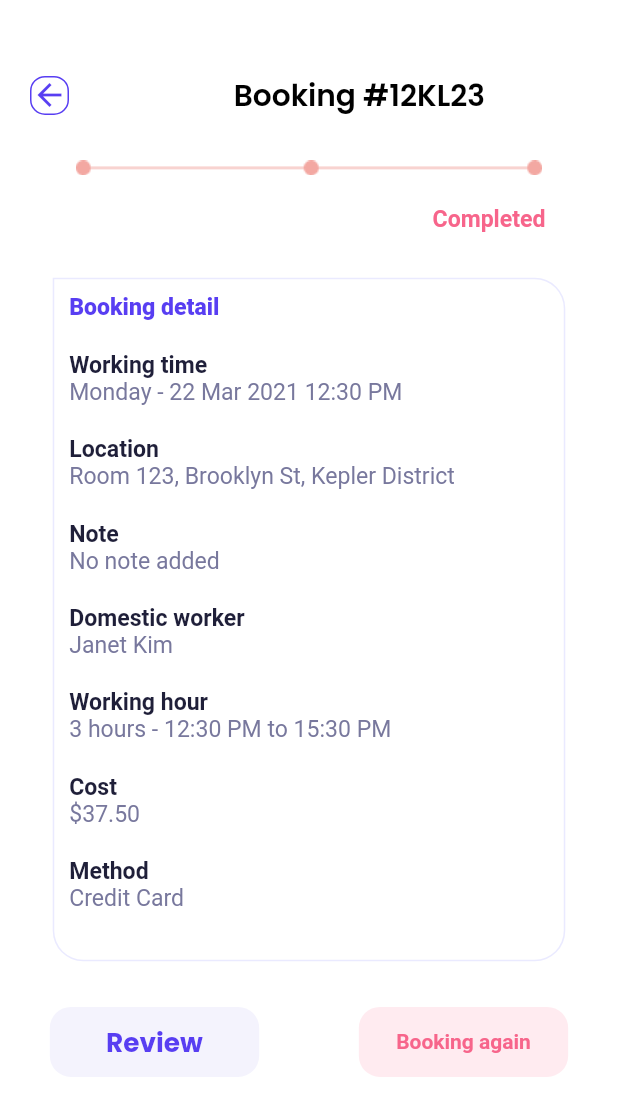
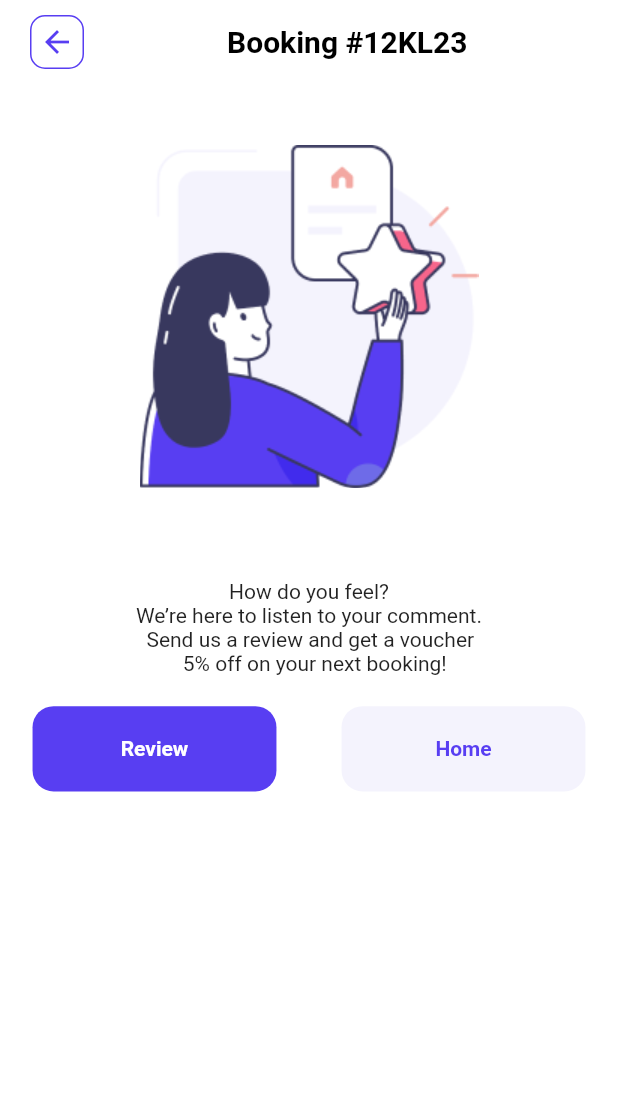
Before and after one commit to ikramakro/AntonxServicesApp, a Flutter app: the CompletedScreen screen opened directly, after a tap on "Review", on a phone screen of 412 x 824 dp. Shown: the top 1116 px of the screen. Run offline on Flutter 3.47's test engine with Material 2 defaults, Android fonts, the phone set to English and light mode, and no system bars; our stand-ins replace carousel_slider, cloud_firestore, device_info, dio, file_picker, firebase_core and 13 more; missing offline and left inert: heic_to_jpg; accounts and stored records are empty.

Commit message:
Review Screen

```diff
--- /dev/null
+++ b/lib/ui/screens/Review Screen/asking_for_review_screen.dart
@@ -0,0 +1,101 @@
+// ignore_for_file: file_names
+
+import 'package:flutter/material.dart';
+import 'package:flutter_antonx_boilerplate/core/constants/colors.dart';
+import 'package:flutter_antonx_boilerplate/ui/custom_widgets/custom_button.dart';
+import 'package:flutter_antonx_boilerplate/ui/custom_widgets/custom_text.dart';
+import 'package:flutter_antonx_boilerplate/ui/screens/Review%20Screen/reviewscreen.dart';
+
+import 'package:flutter_screenutil/flutter_screenutil.dart';
+import 'package:get/get.dart';
+
+class AskingForReviewScreen extends StatelessWidget {
+  const AskingForReviewScreen({Key? key}) : super(key: key);
+
+  @override
+  Widget build(BuildContext context) {
+    return Scaffold(
+      backgroundColor: Colors.white,
+      appBar: AppBar(
+        leading: Padding(
+          padding: const EdgeInsets.only(left: 20, top: 10, bottom: 10),
+          child: Container(
+            decoration: BoxDecoration(
+                border: Border.all(color: kprimaryColor),
+                borderRadius: BorderRadius.circular(10)),
+            child: const Icon(
+              Icons.arrow_back_sharp,
+              color: kprimaryColor,
+            ),
+          ),
+        ),
+        title: const Center(
+          child: Text(
+            'Booking #12KL23 ',
+            style: TextStyle(color: Colors.black, fontWeight: FontWeight.bold),
+          ),
+        ),
+        backgroundColor: Colors.white,
+        elevation: 0,
+      ),
+      body: Column(
+        children: [
+          Padding(
+            padding: EdgeInsets.symmetric(vertical: 40.h, horizontal: 75.w),
+            child: Image.asset('Assets/Images/review.png'),
+          ),
+          SizedBox(
+            height: 20.h,
+          ),
+          CustomText(text: 'How do you feel?', size: 22.sp),
+          Padding(
+            padding: EdgeInsets.symmetric(horizontal: 60.w),
+            child: CustomText(
+              text: '''We’re here to listen to your comment.
+  Send us a review and get a voucher
+         5% off on your next booking!''',
+              size: 14,
+              fontWeight: FontWeight.normal,
+            ),
+          ),
+          SizedBox(
+            height: 20.h,
+          ),
+          Row(
+            mainAxisAlignment: MainAxisAlignment.spaceAround,
+            children: [
+              CustomButton(
+                ontap: () {
+                  Get.to(const ReviewScreen());
+                },
+                height: 56.h,
+                width: 148.w,
+                color: kprimaryColor,
+                child: const Center(
+                  child: Text(
+                    'Review',
+                    style: TextStyle(
+                        color: Colors.white, fontWeight: FontWeight.bold),
+                  ),
+                ),
+              ),
+              CustomButton(
+                ontap: () {},
+                height: 56.h,
+                width: 148.w,
+                color: const Color(0xffF4F3FD),
+                child: const Center(
+                  child: Text(
+                    'Home',
+                    style: TextStyle(
+                        color: kprimaryColor, fontWeight: FontWeight.bold),
+                  ),
+                ),
+              ),
+            ],
+          ),
+        ],
+      ),
+    );
+  }
+}
--- a/lib/ui/screens/booking_screen/cancelledscreen.dart
+++ b/lib/ui/screens/booking_screen/cancelledscreen.dart
@@ -4,6 +4,7 @@ import 'package:flutter_antonx_boilerplate/core/constants/styles.dart';
 import 'package:flutter_antonx_boilerplate/ui/custom_widgets/custom_button.dart';
 import 'package:flutter_antonx_boilerplate/ui/custom_widgets/custom_row.dart';
 import 'package:flutter_antonx_boilerplate/ui/custom_widgets/rounded_container.dart';
+import 'package:flutter_antonx_boilerplate/ui/screens/Review%20Screen/asking_for_review_screen.dart';
 import 'package:flutter_antonx_boilerplate/ui/screens/booking_screen/booking_againScreen.dart';
 import 'package:flutter_antonx_boilerplate/ui/screens/booking_screen/completed_screen.dart';
 import 'package:flutter_screenutil/flutter_screenutil.dart';
@@ -119,7 +120,7 @@ class CancelledScreen extends StatelessWidget {
                         CustomButton(
                           color: kgreycolor,
                           ontap: () {
-                            // Get.to(const AskingForReviewScreen());
+                            Get.to(const AskingForReviewScreen());
                           },
                           height: 46.h,
                           width: 127.w,
--- a/lib/ui/screens/booking_screen/completed_screen.dart
+++ b/lib/ui/screens/booking_screen/completed_screen.dart
@@ -6,6 +6,7 @@ import 'package:flutter_antonx_boilerplate/core/constants/styles.dart';
 import 'package:flutter_antonx_boilerplate/ui/custom_widgets/custom_button.dart';
 import 'package:flutter_antonx_boilerplate/ui/custom_widgets/custom_row.dart';
 import 'package:flutter_antonx_boilerplate/ui/custom_widgets/rounded_container.dart';
+import 'package:flutter_antonx_boilerplate/ui/screens/Review%20Screen/asking_for_review_screen.dart';
 import 'package:flutter_antonx_boilerplate/ui/screens/booking_screen/booking_againScreen.dart';
 import 'package:flutter_screenutil/flutter_screenutil.dart';
 import 'package:get/get.dart';
@@ -137,7 +138,7 @@ class CompletedScreen extends StatelessWidget {
               CustomButton(
                 color: kgreycolor,
                 ontap: () {
-                  // Get.to(const AskingForReviewScreen());
+                  Get.to(const AskingForReviewScreen());
                 },
                 height: 46.h,
                 width: 127.w,
```
Also changed, not shown: lib/ui/screens/Review Screen/review_screen_view_modal.dart (added, +15 -0 lines), lib/ui/screens/Review Screen/reviewscreen.dart (added, +236 -0 lines).
